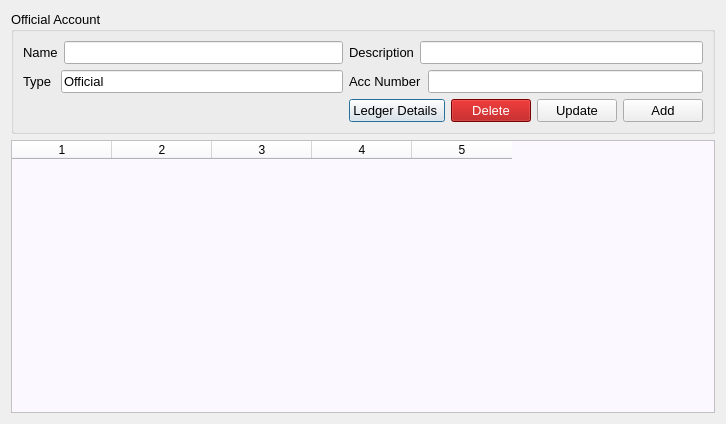
ansarul543/pos-inventory, file ui/acc.ui: the form before one commit.
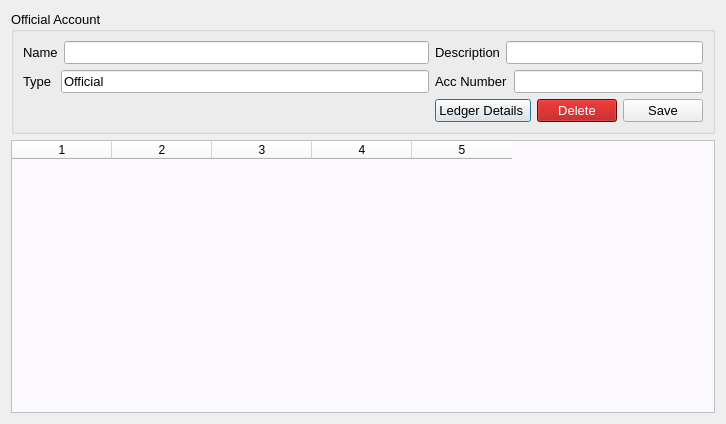
The form after the commit.

```diff
--- a/ui/acc.ui
+++ b/ui/acc.ui
@@ -182,19 +182,10 @@
            </font>
           </property>
           <property name="text">
-           <string>Update</string>
+           <string>Save</string>
           </property>
-         </widget>
-        </item>
-        <item>
-         <widget class="QPushButton" name="addb">
-          <property name="font">
-           <font>
-            <pointsize>10</pointsize>
-           </font>
-          </property>
-          <property name="text">
-           <string>Add</string>
+          <property name="shortcut">
+           <string>Return</string>
           </property>
          </widget>
         </item>
```
